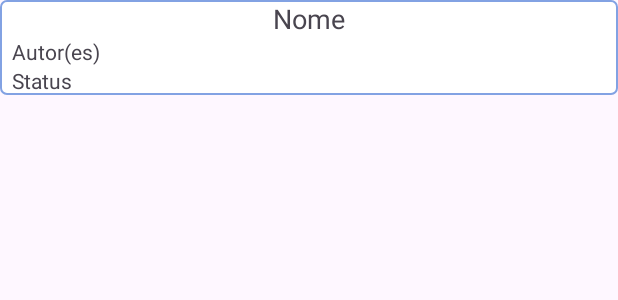
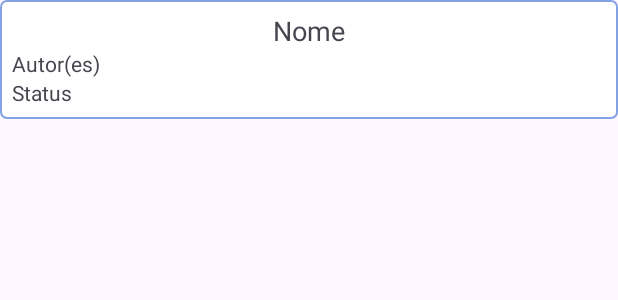
Before and after one commit to alinegtcl/meus-livros, an Android app: the layout tile_book.xml on its own in the app's theme, with its tools: preview values and no code run, on a phone screen of 412 x 824 dp. Shown: the top 300 px of the screen. Run offline under Robolectric (Android 15) with nearby library versions, the phone set to English and light mode, and no system bars.

Commit message:
fix(list_book): adjustment to the state empty and layout rule.

```diff
--- a/app/src/main/java/com/luisitolentino/meuslivros/presentation/viewmodel/BookControlViewModel.kt
+++ b/app/src/main/java/com/luisitolentino/meuslivros/presentation/viewmodel/BookControlViewModel.kt
@@ -32,7 +32,7 @@ class BookControlViewModel(private val useCase: BookControlUseCase) : ViewModel(
             _stateList.value = ListBookState.HideLoading
             response.flow(
                 { books ->
-                    if (books.size > 1)
+                    if (books.isNotEmpty())
                         _stateList.value = ListBookState.SearchAllSuccess(books)
                     else
                         _stateList.value = ListBookState.EmptyState
--- a/app/src/main/res/layout/tile_book.xml
+++ b/app/src/main/res/layout/tile_book.xml
@@ -6,7 +6,7 @@
     android:layout_marginBottom="8dp"
     android:background="@drawable/background_book_tile"
     android:orientation="vertical"
-    android:paddingHorizontal="8dp">
+    android:padding="8dp">
 
     <TextView
         android:id="@+id/textBookName"
```
